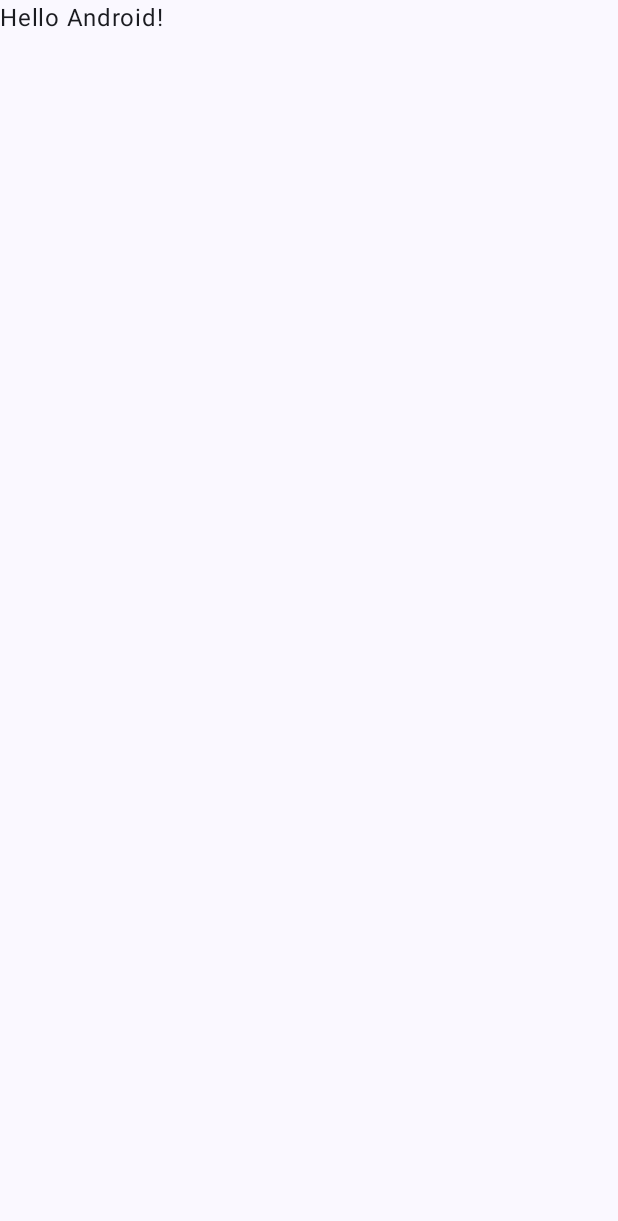
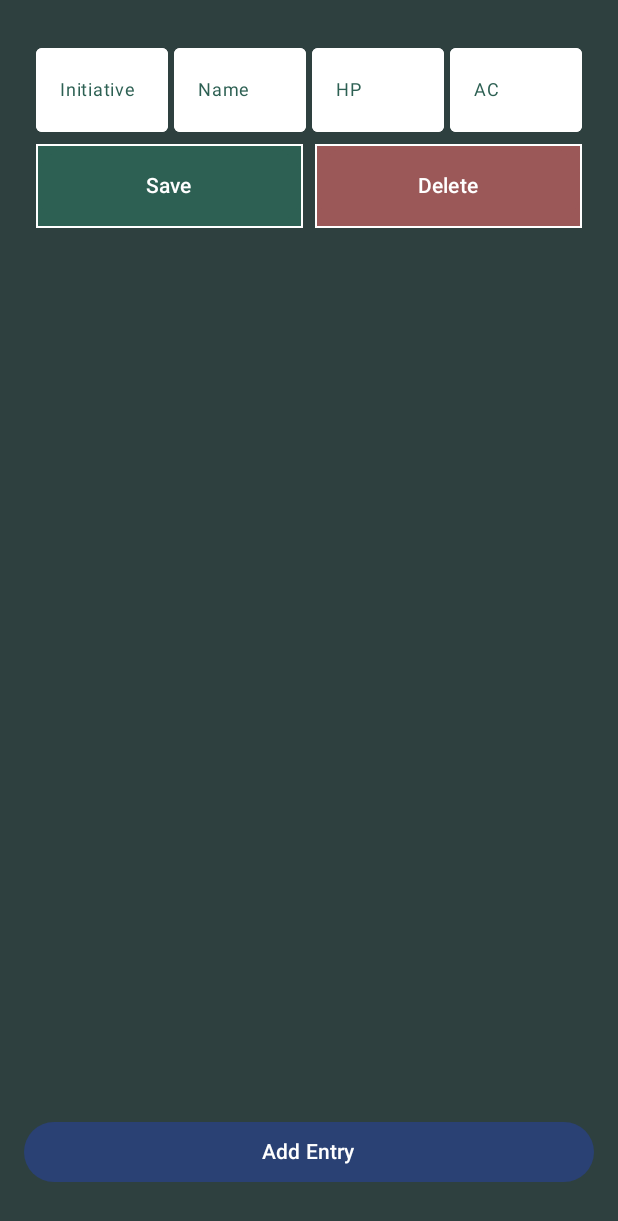
Before and after one commit to unrealsid/DnD-Initiative-Tracker, an Android app built with Jetpack Compose: the screen it shows after launch (MainActivity), on a phone screen of 412 x 824 dp. Before the commit the part shown is almost empty. Shown: the top 1221 px of the screen. Run offline under Robolectric (Android 15) with nearby library versions, the phone set to English and light mode, and no system bars.

Commit message:
Added functional UI elements

```diff
--- a/DnD_Initiative_Tracker/app/src/main/java/com/the_render_box/dnd/MainActivity.kt
+++ b/DnD_Initiative_Tracker/app/src/main/java/com/the_render_box/dnd/MainActivity.kt
@@ -11,6 +11,7 @@ import androidx.compose.material3.Text
 import androidx.compose.runtime.Composable
 import androidx.compose.ui.Modifier
 import androidx.compose.ui.tooling.preview.Preview
+import com.the_render_box.dnd.ui.composables.InfoManagerComposable
 import com.the_render_box.dnd.ui.theme.DnD_Initiative_TrackerTheme
 
 class MainActivity : ComponentActivity() {
@@ -20,10 +21,7 @@ class MainActivity : ComponentActivity() {
         setContent {
             DnD_Initiative_TrackerTheme {
                 Scaffold(modifier = Modifier.fillMaxSize()) { innerPadding ->
-                    Greeting(
-                        name = "Android",
-                        modifier = Modifier.padding(innerPadding)
-                    )
+                    InfoManagerComposable(modifier = Modifier.padding(innerPadding))
                 }
             }
         }
@@ -40,8 +38,10 @@ fun Greeting(name: String, modifier: Modifier = Modifier) {
 
 @Preview(showBackground = true)
 @Composable
-fun GreetingPreview() {
+fun MainAppPreview() {
     DnD_Initiative_TrackerTheme {
-        Greeting("Android")
+        Scaffold(modifier = Modifier.fillMaxSize()) { innerPadding ->
+            InfoManagerComposable(modifier = Modifier.padding(innerPadding))
+        }
     }
 }
--- /dev/null
+++ b/DnD_Initiative_Tracker/app/src/main/java/com/the_render_box/dnd/ui/composables/InfoManagerComposable.kt
@@ -0,0 +1,79 @@
+package com.the_render_box.dnd.ui.composables
+
+
+import EntryRow
+import androidx.compose.foundation.background
+import androidx.compose.foundation.layout.*
+import androidx.compose.material3.Button
+import androidx.compose.material3.Text
+import androidx.compose.runtime.*
+import androidx.compose.ui.Alignment
+import androidx.compose.ui.Modifier
+import androidx.compose.ui.graphics.Color
+import androidx.compose.ui.tooling.preview.Preview
+import androidx.compose.ui.unit.dp
+
+// Data class to hold the state of an entry row
+data class Entry(
+    val id: String = java.util.UUID.randomUUID().toString(),
+    var initiative: String = "",
+    var name: String = "",
+    var hp: String = "",
+    var ac: String = ""
+)
+
+/**
+ * A composable function that displays a list of EntryRow components and a button
+ * to add new entries.
+ */
+@Composable
+fun InfoManagerComposable(modifier: Modifier = Modifier) {
+    var entries by remember { mutableStateOf(listOf(Entry())) }
+
+    Column(
+        modifier = modifier
+            .fillMaxSize()
+            .background(Color(0xFF2E403F))
+            .padding(16.dp),
+        horizontalAlignment = Alignment.CenterHorizontally,
+        verticalArrangement = Arrangement.SpaceBetween
+    ) {
+        // Use a Column to show the list of entries
+        Column(
+            modifier = Modifier.weight(1f)
+        ) {
+            entries.forEach { entry ->
+                EntryRow(
+                    onSaveClick = { /* TODO: Handle save logic */ },
+                    onDeleteClick = {
+                        entries = entries.filter { it.id != entry.id }
+                    },
+                    onValueChange = { init, name, hp, ac ->
+                        entry.initiative = init
+                        entry.name = name
+                        entry.hp = hp
+                        entry.ac = ac
+                    }
+                )
+            }
+        }
+
+        // "Add Entry" button at the bottom of the screen
+        Button(
+            onClick = {
+                entries = entries + Entry()
+            },
+            modifier = Modifier
+                .fillMaxWidth()
+                .padding(bottom = 16.dp)
+        ) {
+            Text("Add Entry")
+        }
+    }
+}
+
+@Preview(showBackground = true)
+@Composable
+fun InfoManagerComposablePreview() {
+    InfoManagerComposable(modifier = Modifier.fillMaxSize())
+}
--- /dev/null
+++ b/DnD_Initiative_Tracker/app/src/main/java/com/the_render_box/dnd/ui/composables/InitiativeInfoInputComposable.kt
@@ -0,0 +1,182 @@
+import androidx.compose.foundation.BorderStroke
+import androidx.compose.foundation.background
+import androidx.compose.foundation.border
+import androidx.compose.foundation.layout.*
+import androidx.compose.material3.*
+import androidx.compose.runtime.*
+import androidx.compose.ui.Alignment
+import androidx.compose.ui.Modifier
+import androidx.compose.ui.graphics.Color
+import androidx.compose.ui.tooling.preview.Preview
+import androidx.compose.ui.unit.dp
+import androidx.compose.ui.unit.sp // Import the sp unit for font size
+
+// Custom color palette based on the provided image
+val DarkGreen = Color(0xFF2D6053)
+val LightGreen = Color(0xFF589B85)
+val DarkRed = Color(0xFF9B5858) // Based on the color of the right-most cell in the image
+
+/**
+ * A composable function that creates a single row with "Save" and "Delete" buttons
+ * followed by four text entry fields. This is designed to be a component within a
+ * larger table-like structure. The styling is customized to match the provided image.
+ *
+ * @param onSaveClick The callback to be invoked when the "Save" button is clicked.
+ * This is typically used to persist the row's data.
+ * @param onDeleteClick The callback to be invoked when the "Delete" button is clicked.
+ * This is typically used to remove the row from the table.
+ * @param onValueChange A lambda function that provides the updated text from the four entry fields.
+ * It takes four strings representing the content of each text field.
+ */
+@Composable
+fun EntryRow(
+    onSaveClick: () -> Unit,
+    onDeleteClick: () -> Unit,
+    onValueChange: (String, String, String, String) -> Unit
+) {
+    // Use remember and mutableStateOf to manage the state of each of the four text fields
+    var text1 by remember { mutableStateOf("") }
+    var text2 by remember { mutableStateOf("") }
+    var text3 by remember { mutableStateOf("") }
+    var text4 by remember { mutableStateOf("") }
+
+    // Use a Column composable to stack the text fields row and the buttons row.
+    Column(
+        modifier = Modifier
+            .fillMaxWidth()
+            .padding(8.dp)
+    ) {
+        // The four text entry spaces are styled with a white background and dark border.
+        val textFieldColors = OutlinedTextFieldDefaults.colors(
+            focusedContainerColor = Color.White,
+            unfocusedContainerColor = Color.White,
+            disabledContainerColor = Color.White,
+            focusedBorderColor = Color.White,
+            unfocusedBorderColor = Color.White,
+            disabledBorderColor = Color.White,
+            focusedLabelColor = DarkGreen,
+            unfocusedLabelColor = DarkGreen,
+            cursorColor = DarkGreen
+        )
+
+        // First row for the four text fields
+        Row(
+            modifier = Modifier.fillMaxWidth(),
+            verticalAlignment = Alignment.CenterVertically
+        ) {
+            OutlinedTextField(
+                value = text1,
+                onValueChange = {
+                    text1 = it
+                    onValueChange(text1, text2, text3, text4)
+                },
+                label = { Text("Initiative", color = DarkGreen, fontSize = 12.sp) }, // Example of smaller font size
+                colors = textFieldColors,
+                modifier = Modifier.weight(1f)
+            )
+            Spacer(modifier = Modifier.width(4.dp))
+            OutlinedTextField(
+                value = text2,
+                onValueChange = {
+                    text2 = it
+                    onValueChange(text1, text2, text3, text4)
+                },
+                label = { Text("Name", color = DarkGreen, fontSize = 12.sp) },
+                colors = textFieldColors,
+                modifier = Modifier.weight(1f)
+            )
+            Spacer(modifier = Modifier.width(4.dp))
+            OutlinedTextField(
+                value = text3,
+                onValueChange = {
+                    text3 = it
+                    onValueChange(text1, text2, text3, text4)
+                },
+                label = { Text("HP", color = DarkGreen, fontSize = 12.sp) },
+                colors = textFieldColors,
+                modifier = Modifier.weight(1f)
+            )
+            Spacer(modifier = Modifier.width(4.dp))
+            OutlinedTextField(
+                value = text4,
+                onValueChange = {
+                    text4 = it
+                    onValueChange(text1, text2, text3, text4)
+                },
+                label = { Text("AC", color = DarkGreen, fontSize = 12.sp) },
+                colors = textFieldColors,
+                modifier = Modifier.weight(1f)
+            )
+        }
+
+        Spacer(modifier = Modifier.height(8.dp))
+
+        // Second row for the buttons
+        Row(
+            modifier = Modifier.fillMaxWidth(),
+            horizontalArrangement = Arrangement.End
+        ) {
+            // "Save" button with a custom background color and border
+            Box(
+                modifier = Modifier
+                    .weight(1f)
+                    .height(56.dp)
+                    .background(color = DarkGreen)
+                    .border(BorderStroke(1.dp, Color.White))
+            ) {
+                Button(
+                    onClick = onSaveClick,
+                    colors = ButtonDefaults.buttonColors(
+                        containerColor = DarkGreen,
+                        contentColor = Color.White
+                    ),
+                    modifier = Modifier.fillMaxSize()
+                ) {
+                    Text("Save")
+                }
+            }
+
+            Spacer(modifier = Modifier.width(8.dp))
+
+            // "Delete" button with a custom red background and border
+            Box(
+                modifier = Modifier
+                    .weight(1f)
+                    .height(56.dp)
+                    .background(color = DarkRed)
+                    .border(BorderStroke(1.dp, Color.White))
+            ) {
+                Button(
+                    onClick = onDeleteClick,
+                    colors = ButtonDefaults.buttonColors(
+                        containerColor = DarkRed,
+                        contentColor = Color.White
+                    ),
+                    modifier = Modifier.fillMaxSize()
+                ) {
+                    Text("Delete")
+                }
+            }
+        }
+    }
+}
+
+/**
+ * A preview function to display the EntryRow composable in Android Studio's preview pane.
+ * This demonstrates how to use the composable with dummy callbacks.
+ */
+@Preview(showBackground = true)
+@Composable
+fun EntryRowPreview() {
+    Column(
+        modifier = Modifier
+            .fillMaxSize()
+            .background(Color(0xFF589B85)) // Set a background to match the preview image
+    ) {
+        EntryRow(
+            onSaveClick = { /* Handle save click */ },
+            onDeleteClick = { /* Handle delete click */ },
+            onValueChange = { _, _, _, _ -> /* Handle value change */ }
+        )
+    }
+}
```
